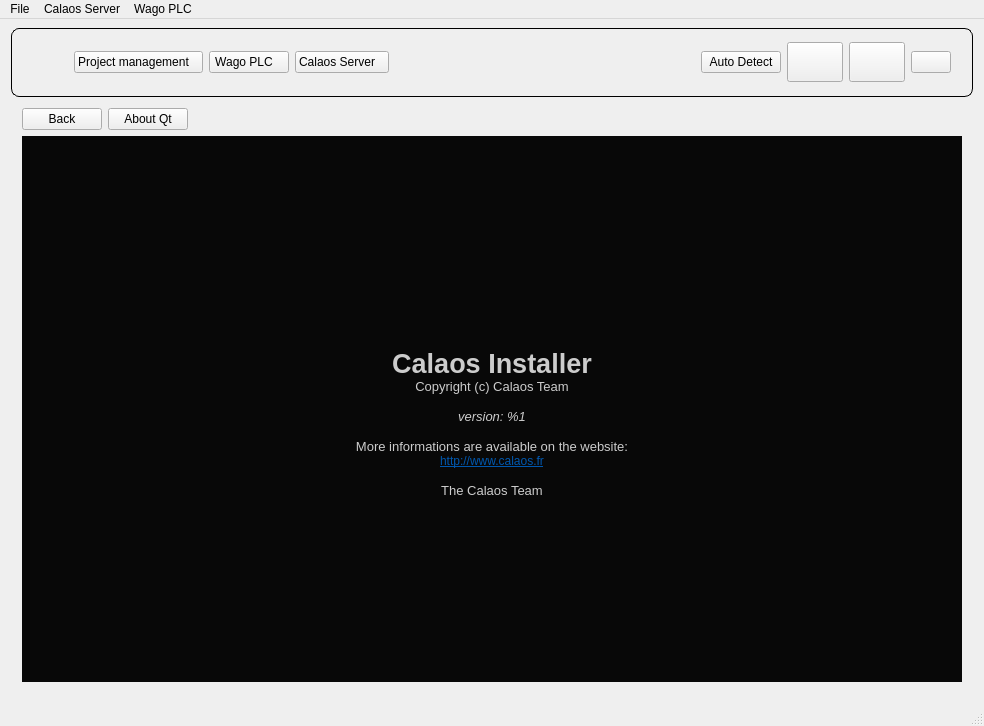
Qt form data/MainWindow.ui (calaos/calaos_installer) before a commit.
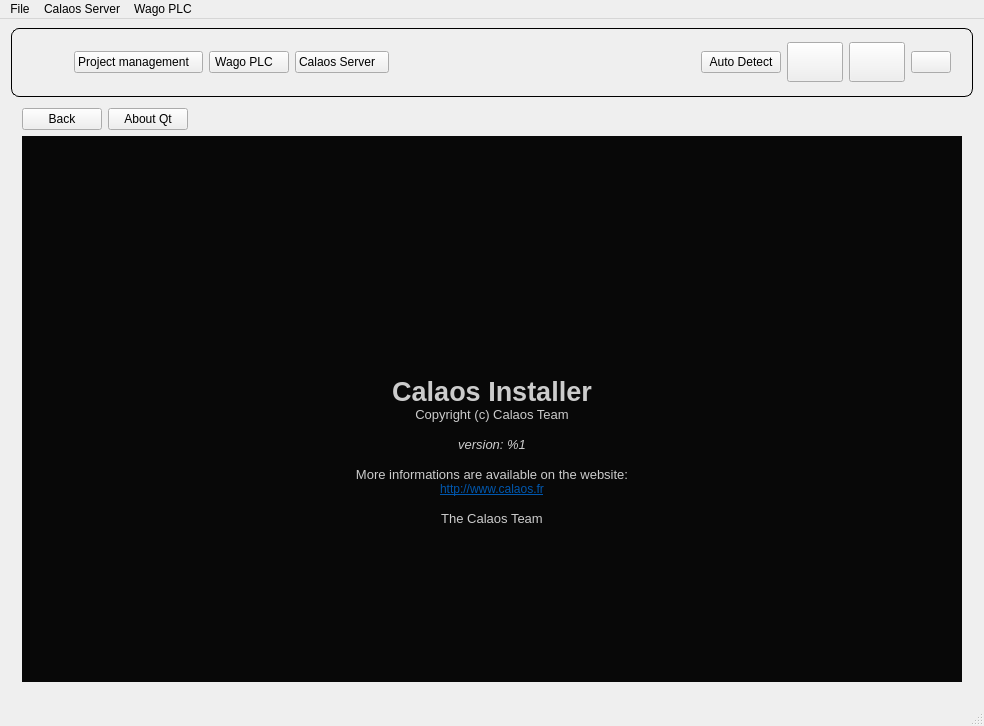
The same form after that commit. The open tabs and pages were chosen to show the change. Icons and pictures are not drawn. Custom widgets are drawn as their Qt base class.

```diff
--- a/data/MainWindow.ui
+++ b/data/MainWindow.ui
@@ -430,36 +430,39 @@
              </property>
              <property name="html">
               <string>&lt;!DOCTYPE HTML PUBLIC &quot;-//W3C//DTD HTML 4.0//EN&quot; &quot;http://www.w3.org/TR/REC-html40/strict.dtd&quot;&gt;
-&lt;html&gt;&lt;head&gt;&lt;meta name=&quot;qrichtext&quot; content=&quot;1&quot; /&gt;&lt;style type=&quot;text/css&quot;&gt;
+&lt;html&gt;&lt;head&gt;&lt;meta name=&quot;qrichtext&quot; content=&quot;1&quot; /&gt;&lt;meta charset=&quot;utf-8&quot; /&gt;&lt;style type=&quot;text/css&quot;&gt;
 p, li { white-space: pre-wrap; }
-&lt;/style&gt;&lt;/head&gt;&lt;body style=&quot; font-family:'MS Shell Dlg 2'; font-size:8.25pt; font-weight:400; font-style:normal;&quot;&gt;
+hr { height: 1px; border-width: 0; }
+&lt;/style&gt;&lt;/head&gt;&lt;body style=&quot; font-family:'Segoe UI'; font-size:9pt; font-weight:400; font-style:normal;&quot;&gt;
 &lt;table border=&quot;0&quot; style=&quot;-qt-table-type: root; margin-top:4px; margin-bottom:4px; margin-left:4px; margin-right:4px;&quot;&gt;
 &lt;tr&gt;
 &lt;td style=&quot;border: none;&quot;&gt;
 &lt;p style=&quot;-qt-paragraph-type:empty; margin-top:0px; margin-bottom:0px; margin-left:0px; margin-right:0px; -qt-block-indent:0; text-indent:0px;&quot;&gt;&lt;br /&gt;&lt;/p&gt;
-&lt;p style=&quot;-qt-paragraph-type:empty; margin-top:0px; margin-bottom:0px; margin-left:0px; margin-right:0px; -qt-block-indent:0; text-indent:0px;&quot;&gt;&lt;br /&gt;&lt;/p&gt;
+&lt;p style=&quot;-qt-paragraph-type:empty; margin-top:0px; margin-bottom:0px; margin-left:0px; margin-right:0px; -qt-block-indent:0; text-indent:0px; font-family:'MS Shell Dlg 2'; font-size:8.25pt;&quot;&gt;&lt;br /&gt;&lt;/p&gt;
+&lt;p style=&quot;-qt-paragraph-type:empty; margin-top:0px; margin-bottom:0px; margin-left:0px; margin-right:0px; -qt-block-indent:0; text-indent:0px; font-family:'MS Shell Dlg 2'; font-size:8.25pt;&quot;&gt;&lt;br /&gt;&lt;/p&gt;
+&lt;p style=&quot;-qt-paragraph-type:empty; margin-top:0px; margin-bottom:0px; margin-left:0px; margin-right:0px; -qt-block-indent:0; text-indent:0px; font-family:'MS Shell Dlg 2'; font-size:8.25pt;&quot;&gt;&lt;br /&gt;&lt;/p&gt;
 &lt;p style=&quot;-qt-paragraph-type:empty; margin-top:0px; margin-bottom:0px; margin-left:0px; margin-right:0px; -qt-block-indent:0; text-indent:0px; font-family:'.Helvetica Neue DeskInterface'; font-size:13pt;&quot;&gt;&lt;br /&gt;&lt;/p&gt;
-&lt;p style=&quot;-qt-paragraph-type:empty; margin-top:0px; margin-bottom:0px; margin-left:0px; margin-right:0px; -qt-block-indent:0; text-indent:0px; font-family:'Sans Serif'; font-size:9pt;&quot;&gt;&lt;br /&gt;&lt;/p&gt;
-&lt;p style=&quot;-qt-paragraph-type:empty; margin-top:0px; margin-bottom:0px; margin-left:0px; margin-right:0px; -qt-block-indent:0; text-indent:0px;&quot;&gt;&lt;br /&gt;&lt;/p&gt;
-&lt;p style=&quot;-qt-paragraph-type:empty; margin-top:0px; margin-bottom:0px; margin-left:0px; margin-right:0px; -qt-block-indent:0; text-indent:0px; font-size:8pt;&quot;&gt;&lt;br /&gt;&lt;/p&gt;
-&lt;p style=&quot;-qt-paragraph-type:empty; margin-top:0px; margin-bottom:0px; margin-left:0px; margin-right:0px; -qt-block-indent:0; text-indent:0px; font-size:8pt;&quot;&gt;&lt;br /&gt;&lt;/p&gt;
-&lt;p style=&quot;-qt-paragraph-type:empty; margin-top:0px; margin-bottom:0px; margin-left:0px; margin-right:0px; -qt-block-indent:0; text-indent:0px; font-size:8pt;&quot;&gt;&lt;br /&gt;&lt;/p&gt;
-&lt;p style=&quot;-qt-paragraph-type:empty; margin-top:0px; margin-bottom:0px; margin-left:0px; margin-right:0px; -qt-block-indent:0; text-indent:0px; font-size:8pt;&quot;&gt;&lt;br /&gt;&lt;/p&gt;
-&lt;p style=&quot;-qt-paragraph-type:empty; margin-top:0px; margin-bottom:0px; margin-left:0px; margin-right:0px; -qt-block-indent:0; text-indent:0px; font-family:'Sans Serif'; font-size:9pt;&quot;&gt;&lt;br /&gt;&lt;/p&gt;
-&lt;p style=&quot;-qt-paragraph-type:empty; margin-top:0px; margin-bottom:0px; margin-left:0px; margin-right:0px; -qt-block-indent:0; text-indent:0px; font-family:'Sans Serif'; font-size:9pt;&quot;&gt;&lt;br /&gt;&lt;/p&gt;
-&lt;p style=&quot;-qt-paragraph-type:empty; margin-top:0px; margin-bottom:0px; margin-left:0px; margin-right:0px; -qt-block-indent:0; text-indent:0px; font-family:'Sans Serif'; font-size:9pt;&quot;&gt;&lt;br /&gt;&lt;/p&gt;
-&lt;p align=&quot;center&quot; style=&quot;-qt-paragraph-type:empty; margin-top:0px; margin-bottom:0px; margin-left:0px; margin-right:0px; -qt-block-indent:0; text-indent:0px; font-family:'Sans Serif'; font-size:9pt;&quot;&gt;&lt;br /&gt;&lt;/p&gt;
-&lt;p align=&quot;center&quot; style=&quot;-qt-paragraph-type:empty; margin-top:0px; margin-bottom:0px; margin-left:0px; margin-right:0px; -qt-block-indent:0; text-indent:0px; font-family:'Sans Serif'; font-size:9pt;&quot;&gt;&lt;br /&gt;&lt;/p&gt;
+&lt;p style=&quot;-qt-paragraph-type:empty; margin-top:0px; margin-bottom:0px; margin-left:0px; margin-right:0px; -qt-block-indent:0; text-indent:0px; font-family:'Sans Serif';&quot;&gt;&lt;br /&gt;&lt;/p&gt;
+&lt;p style=&quot;-qt-paragraph-type:empty; margin-top:0px; margin-bottom:0px; margin-left:0px; margin-right:0px; -qt-block-indent:0; text-indent:0px; font-family:'MS Shell Dlg 2'; font-size:8.25pt;&quot;&gt;&lt;br /&gt;&lt;/p&gt;
+&lt;p style=&quot;-qt-paragraph-type:empty; margin-top:0px; margin-bottom:0px; margin-left:0px; margin-right:0px; -qt-block-indent:0; text-indent:0px; font-family:'MS Shell Dlg 2'; font-size:8pt;&quot;&gt;&lt;br /&gt;&lt;/p&gt;
+&lt;p style=&quot;-qt-paragraph-type:empty; margin-top:0px; margin-bottom:0px; margin-left:0px; margin-right:0px; -qt-block-indent:0; text-indent:0px; font-family:'MS Shell Dlg 2'; font-size:8pt;&quot;&gt;&lt;br /&gt;&lt;/p&gt;
+&lt;p style=&quot;-qt-paragraph-type:empty; margin-top:0px; margin-bottom:0px; margin-left:0px; margin-right:0px; -qt-block-indent:0; text-indent:0px; font-family:'MS Shell Dlg 2'; font-size:8pt;&quot;&gt;&lt;br /&gt;&lt;/p&gt;
+&lt;p style=&quot;-qt-paragraph-type:empty; margin-top:0px; margin-bottom:0px; margin-left:0px; margin-right:0px; -qt-block-indent:0; text-indent:0px; font-family:'MS Shell Dlg 2'; font-size:8pt;&quot;&gt;&lt;br /&gt;&lt;/p&gt;
+&lt;p style=&quot;-qt-paragraph-type:empty; margin-top:0px; margin-bottom:0px; margin-left:0px; margin-right:0px; -qt-block-indent:0; text-indent:0px; font-family:'Sans Serif';&quot;&gt;&lt;br /&gt;&lt;/p&gt;
+&lt;p style=&quot;-qt-paragraph-type:empty; margin-top:0px; margin-bottom:0px; margin-left:0px; margin-right:0px; -qt-block-indent:0; text-indent:0px; font-family:'Sans Serif';&quot;&gt;&lt;br /&gt;&lt;/p&gt;
+&lt;p style=&quot;-qt-paragraph-type:empty; margin-top:0px; margin-bottom:0px; margin-left:0px; margin-right:0px; -qt-block-indent:0; text-indent:0px; font-family:'Sans Serif';&quot;&gt;&lt;br /&gt;&lt;/p&gt;
+&lt;p align=&quot;center&quot; style=&quot;-qt-paragraph-type:empty; margin-top:0px; margin-bottom:0px; margin-left:0px; margin-right:0px; -qt-block-indent:0; text-indent:0px; font-family:'Sans Serif';&quot;&gt;&lt;br /&gt;&lt;/p&gt;
+&lt;p align=&quot;center&quot; style=&quot;-qt-paragraph-type:empty; margin-top:0px; margin-bottom:0px; margin-left:0px; margin-right:0px; -qt-block-indent:0; text-indent:0px; font-family:'Sans Serif';&quot;&gt;&lt;br /&gt;&lt;/p&gt;
 &lt;p align=&quot;center&quot; style=&quot; margin-top:0px; margin-bottom:0px; margin-left:0px; margin-right:0px; -qt-block-indent:0; text-indent:0px;&quot;&gt;&lt;span style=&quot; font-family:'Sans Serif'; font-size:20pt; font-weight:600; color:#cccccc;&quot;&gt;Calaos Installer&lt;/span&gt;&lt;/p&gt;
 &lt;p align=&quot;center&quot; style=&quot; margin-top:0px; margin-bottom:0px; margin-left:0px; margin-right:0px; -qt-block-indent:0; text-indent:0px;&quot;&gt;&lt;span style=&quot; font-family:'Sans Serif'; font-size:10pt; color:#cccccc;&quot;&gt;Copyright (c) Calaos Team&lt;/span&gt;&lt;/p&gt;
 &lt;p align=&quot;center&quot; style=&quot;-qt-paragraph-type:empty; margin-top:0px; margin-bottom:0px; margin-left:0px; margin-right:0px; -qt-block-indent:0; text-indent:0px; font-family:'Sans Serif'; font-size:10pt; color:#cccccc;&quot;&gt;&lt;br /&gt;&lt;/p&gt;
 &lt;p align=&quot;center&quot; style=&quot; margin-top:0px; margin-bottom:0px; margin-left:0px; margin-right:0px; -qt-block-indent:0; text-indent:0px;&quot;&gt;&lt;span style=&quot; font-family:'Sans Serif'; font-size:10pt; font-style:italic; color:#cccccc;&quot;&gt;version: %1&lt;/span&gt;&lt;/p&gt;
 &lt;p align=&quot;center&quot; style=&quot;-qt-paragraph-type:empty; margin-top:0px; margin-bottom:0px; margin-left:0px; margin-right:0px; -qt-block-indent:0; text-indent:0px; font-family:'Sans Serif'; font-size:10pt; font-style:italic; color:#cccccc;&quot;&gt;&lt;br /&gt;&lt;/p&gt;
 &lt;p align=&quot;center&quot; style=&quot; margin-top:0px; margin-bottom:0px; margin-left:0px; margin-right:0px; -qt-block-indent:0; text-indent:0px;&quot;&gt;&lt;span style=&quot; font-family:'Sans Serif'; font-size:10pt; color:#cccccc;&quot;&gt;More informations are available on the website:&lt;/span&gt;&lt;/p&gt;
-&lt;p align=&quot;center&quot; style=&quot; margin-top:0px; margin-bottom:0px; margin-left:0px; margin-right:0px; -qt-block-indent:0; text-indent:0px;&quot;&gt;&lt;a href=&quot;http://support.calaos.fr&quot;&gt;&lt;span style=&quot; font-family:'Sans Serif'; font-size:9pt; text-decoration: underline; color:#0057ae;&quot;&gt;http://www.calaos.fr&lt;/span&gt;&lt;/a&gt;&lt;/p&gt;
+&lt;p align=&quot;center&quot; style=&quot; margin-top:0px; margin-bottom:0px; margin-left:0px; margin-right:0px; -qt-block-indent:0; text-indent:0px;&quot;&gt;&lt;a href=&quot;http://support.calaos.fr&quot;&gt;&lt;span style=&quot; font-family:'Sans Serif'; text-decoration: underline; color:#0057ae;&quot;&gt;http://www.calaos.fr&lt;/span&gt;&lt;/a&gt;&lt;/p&gt;
 &lt;p align=&quot;center&quot; style=&quot;-qt-paragraph-type:empty; margin-top:0px; margin-bottom:0px; margin-left:0px; margin-right:0px; -qt-block-indent:0; text-indent:0px; font-family:'Sans Serif'; font-size:10pt; color:#cccccc;&quot;&gt;&lt;br /&gt;&lt;/p&gt;
 &lt;p align=&quot;center&quot; style=&quot; margin-top:0px; margin-bottom:0px; margin-left:0px; margin-right:0px; -qt-block-indent:0; text-indent:0px;&quot;&gt;&lt;span style=&quot; font-family:'Sans Serif'; font-size:10pt; color:#cccccc;&quot;&gt;The Calaos Team&lt;/span&gt;&lt;/p&gt;
-&lt;p align=&quot;center&quot; style=&quot;-qt-paragraph-type:empty; margin-top:0px; margin-bottom:0px; margin-left:0px; margin-right:0px; -qt-block-indent:0; text-indent:0px; font-family:'Sans Serif'; font-size:9pt; text-decoration: underline; color:#0000ee;&quot;&gt;&lt;br /&gt;&lt;/p&gt;
+&lt;p align=&quot;center&quot; style=&quot;-qt-paragraph-type:empty; margin-top:0px; margin-bottom:0px; margin-left:0px; margin-right:0px; -qt-block-indent:0; text-indent:0px; font-family:'Sans Serif'; text-decoration: underline; color:#0000ee;&quot;&gt;&lt;br /&gt;&lt;/p&gt;
 &lt;p align=&quot;center&quot; style=&quot; margin-top:0px; margin-bottom:0px; margin-left:0px; margin-right:0px; -qt-block-indent:0; text-indent:0px;&quot;&gt;&lt;img src=&quot;:/img/calaos.png&quot; /&gt;&lt;/p&gt;&lt;/td&gt;&lt;/tr&gt;&lt;/table&gt;&lt;/body&gt;&lt;/html&gt;</string>
              </property>
             </widget>
```
Left out of the diff: 16 changed lines with no effect on the pictures.
